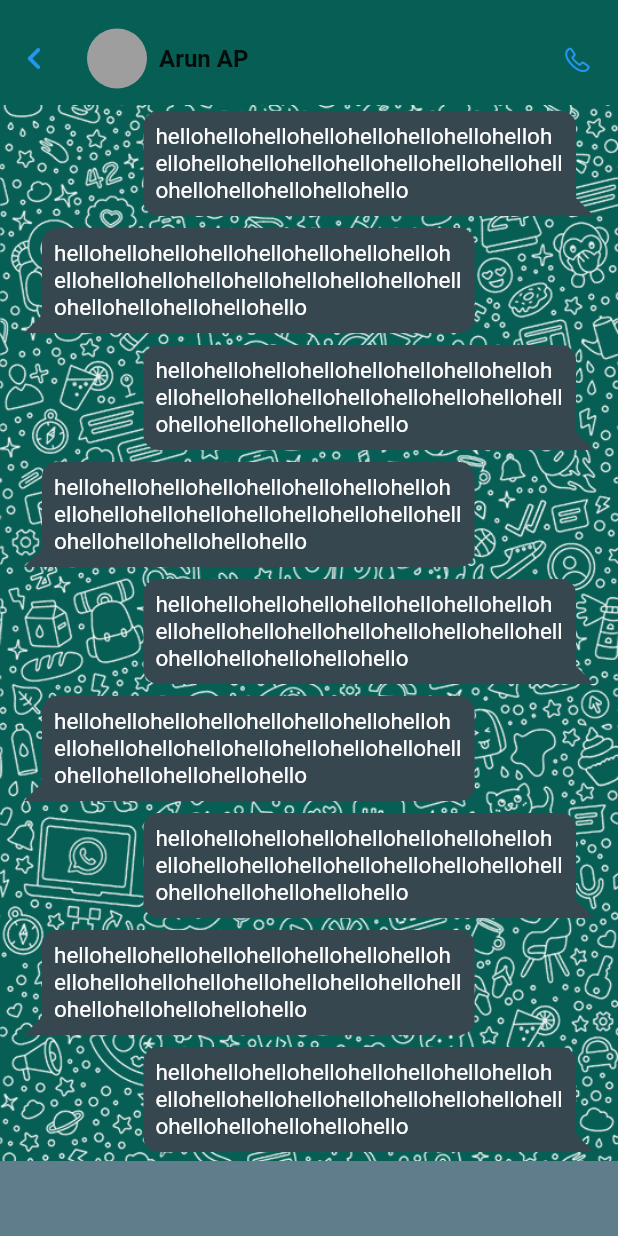
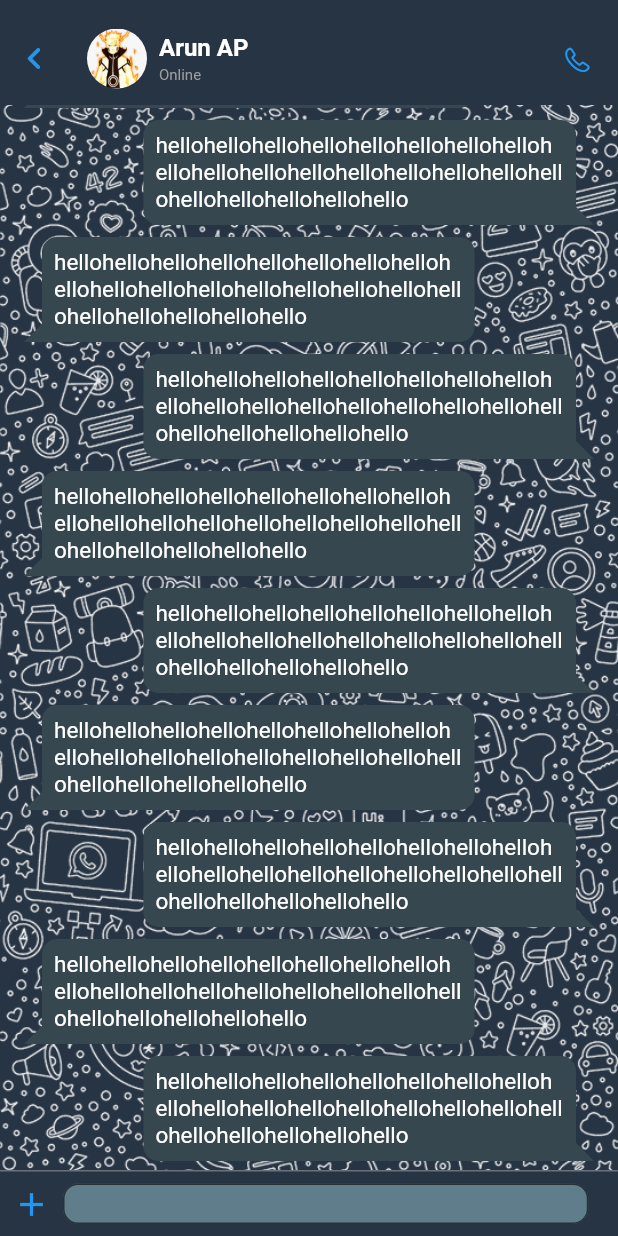
Before and after one commit to arunap2509/chat-app, a Flutter app: the screen it shows after launch, after a tap on an icon or button, on a phone screen of 412 x 824 dp. Run offline on Flutter 3.47's test engine with Material 2 defaults, Android fonts, the phone set to English and light mode, and no system bars; our stand-ins replace visibility_detector.

Commit message:
added chat input and changed the unread text color

```diff
--- a/lib/chat_screen.dart
+++ b/lib/chat_screen.dart
@@ -13,6 +13,27 @@ class ChatScreen extends StatefulWidget {
 }
 
 class _ChatScreenState extends State<ChatScreen> {
+  late TextEditingController textingController;
+
+  @override
+  void initState() {
+    textingController = TextEditingController()
+      ..addListener(() {
+        setState(() {});
+      });
+    super.initState();
+  }
+
+  @override
+  void dispose() {
+    textingController.dispose();
+    super.dispose();
+  }
+
+  void _handleMessageInput() {
+    textingController.clear();
+  }
+
   @override
   Widget build(BuildContext context) {
     return Scaffold(
@@ -22,12 +43,127 @@ class _ChatScreenState extends State<ChatScreen> {
           children: [
             chatHeader(context),
             chatSpace(),
-            Container(
-              height: 50,
-              width: double.maxFinite,
-              color: Colors.blueGrey,
+            chatInput(context),
+          ],
+        ),
+      ),
+    );
+  }
+
+  Container chatInput(BuildContext context) {
+    return Container(
+      width: double.maxFinite,
+      decoration: const BoxDecoration(
+        border: Border(
+          top: BorderSide(
+            width: 1,
+            color: Colors.white30,
+          ),
+        ),
+      ),
+      constraints: const BoxConstraints(
+        maxHeight: 120,
+      ),
+      child: chatInputItems(context),
+    );
+  }
+
+  Row chatInputItems(BuildContext context) {
+    return Row(
+      crossAxisAlignment: CrossAxisAlignment.end,
+      children: [
+        const SizedBox(
+          width: 8,
+        ),
+        chatPhoneAccessorMenu(),
+        const SizedBox(
+          width: 8,
+        ),
+        chatInputField(context),
+        const SizedBox(
+          width: 8,
+        ),
+        if (textingController.text.isNotEmpty) chatSubmitBtn(context),
+      ],
+    );
+  }
+
+  Padding chatPhoneAccessorMenu() {
+    return Padding(
+      padding: const EdgeInsets.only(bottom: 8.0),
+      child: GestureDetector(
+        onTap: () {},
+        child: const Icon(
+          Icons.add,
+          color: Colors.blue,
+          size: 26,
+          fill: 0.5,
+        ),
+      ),
+    );
+  }
+
+  GestureDetector chatSubmitBtn(BuildContext context) {
+    return GestureDetector(
+      onTap: () {
+        FocusScope.of(context).unfocus();
+        _handleMessageInput();
+      },
+      child: Padding(
+        padding: const EdgeInsets.only(bottom: 8.0),
+        child: Container(
+          width: 30,
+          height: 30,
+          decoration: BoxDecoration(
+            borderRadius: BorderRadius.circular(20),
+            color: Colors.blue,
+          ),
+          child: const Icon(
+            Icons.send,
+            color: Colors.white,
+            size: 16,
+          ),
+        ),
+      ),
+    );
+  }
+
+  Padding chatInputField(BuildContext context) {
+    return Padding(
+      padding: const EdgeInsets.only(top: 8.0, bottom: 8.0),
+      child: SizedBox(
+        width: MediaQuery.of(context).size.width *
+            (textingController.text.isNotEmpty ? 0.75 : 0.85),
+        child: TextField(
+          onChanged: (value) {
+            setState(() {});
+          },
+          // onEditingComplete: _handleMessageInput, this is a multiline keyboard, so it shows only return
+          controller: textingController,
+          minLines: 1,
+          maxLines: null,
+          keyboardType: TextInputType.multiline,
+          style: const TextStyle(
+            color: Colors.white,
+          ),
+          decoration: InputDecoration(
+            fillColor: Colors.blueGrey,
+            filled: true,
+            contentPadding: const EdgeInsets.all(4),
+            isDense: true,
+            border: OutlineInputBorder(
+              borderSide: const BorderSide(
+                color: Colors.blueGrey,
+              ),
+              borderRadius: BorderRadius.circular(10),
             ),
-          ],
+            focusedBorder: OutlineInputBorder(
+              borderSide: const BorderSide(
+                color: Colors.blueGrey,
+              ),
+              borderRadius: BorderRadius.circular(10),
+            ),
+          ),
         ),
       ),
     );
@@ -43,8 +179,9 @@ class _ChatScreenState extends State<ChatScreen> {
           ),
         ),
         child: ListView.builder(
-          itemCount: 10,
+          itemCount: 20,
           padding: const EdgeInsets.only(left: 12, bottom: 2, right: 12),
+          reverse: true,
           itemBuilder: (context, index) {
             return ChatBox(type: index % 2 == 0 ? "sent" : "received");
           },
@@ -78,33 +215,7 @@ class _ChatScreenState extends State<ChatScreen> {
             const SizedBox(
               width: 20,
             ),
-            Row(
-              children: [
-                Container(
-                  height: 40,
-                  width: 40,
-                  decoration: BoxDecoration(
-                    borderRadius: BorderRadius.circular(20),
-                    color: Colors.grey,
-                  ),
-                ),
-                const SizedBox(
-                  width: 8,
-                ),
-                SizedBox(
-                  width: MediaQuery.of(context).size.width * 0.6,
-                  child: Text(
-                    widget.name,
-                    style: const TextStyle(
-                      fontSize: 16,
-                      fontWeight: FontWeight.w700,
-                    ),
-                    overflow: TextOverflow.ellipsis,
-                    maxLines: 1,
-                  ),
-                ),
-              ],
-            ),
+            chatHeaderUserInfo(context),
             const Spacer(),
             Container(
               height: 30,
@@ -121,4 +232,57 @@ class _ChatScreenState extends State<ChatScreen> {
       ),
     );
   }
+
+  Row chatHeaderUserInfo(BuildContext context) {
+    return Row(
+      children: [
+        Container(
+          height: 40,
+          width: 40,
+          decoration: BoxDecoration(
+            image: const DecorationImage(
+              image: AssetImage("assets/images/naruto.jpeg"),
+              fit: BoxFit.cover,
+            ),
+            borderRadius: BorderRadius.circular(20),
+          ),
+        ),
+        const SizedBox(
+          width: 8,
+        ),
+        Column(
+          mainAxisAlignment: MainAxisAlignment.center,
+          children: [
+            Container(
+              padding: const EdgeInsets.only(bottom: 3),
+              width: MediaQuery.of(context).size.width * 0.6,
+              child: Text(
+                widget.name,
+                style: const TextStyle(
+                  fontSize: 16,
+                  fontWeight: FontWeight.w700,
+                  color: Colors.white,
+                ),
+                overflow: TextOverflow.ellipsis,
+                maxLines: 1,
+              ),
+            ),
+            SizedBox(
+              width: MediaQuery.of(context).size.width * 0.6,
+              child: const Text(
+                "Online",
+                style: TextStyle(
+                  fontSize: 10,
+                  fontWeight: FontWeight.normal,
+                  color: Colors.grey,
+                ),
+                overflow: TextOverflow.ellipsis,
+                maxLines: 1,
+              ),
+            ),
+          ],
+        ),
+      ],
+    );
+  }
 }
--- a/lib/colors.dart
+++ b/lib/colors.dart
@@ -1,7 +1,7 @@
 import 'package:flutter/material.dart';
 
 const Color appBackgroundColor = Colors.black87;
-Color headerColor = HexColor("075e54");
+Color headerColor = HexColor("273443");
 
 class HexColor extends Color {
   static int _getColorFromHex(String hexColor) {
--- a/lib/home_screen.dart
+++ b/lib/home_screen.dart
@@ -96,7 +96,12 @@ class _HomeScreenState extends State<HomeScreen> {
           ),
         ),
       ),
-      bottomNavigationBar: BottomNavigationBar(
+      bottomNavigationBar: Theme(
+        data: Theme.of(context).copyWith(
+          splashColor: Colors.transparent,
+          highlightColor: Colors.transparent,
+        ),
+        child: BottomNavigationBar(
           items: const [
             BottomNavigationBarItem(
               label: "Chats",
@@ -116,6 +121,7 @@ class _HomeScreenState extends State<HomeScreen> {
           showSelectedLabels: false,
           unselectedItemColor: Colors.grey.shade600,
         ),
+      ),
     );
   }
 
@@ -123,7 +129,8 @@ class _HomeScreenState extends State<HomeScreen> {
     return VisibilityDetector(
       key: const Key("chat-app-header"),
       onVisibilityChanged: (info) {
-        handleShowTabBarTitle(info.visibleFraction == 0);
+        var visiblePercentage = info.visibleFraction * 100;
+        handleShowTabBarTitle(visiblePercentage == 0);
       },
       child: Row(
         children: const [
@@ -161,12 +168,12 @@ class _HomeScreenState extends State<HomeScreen> {
   Widget getChatListView() {
     return ListView.builder(
       scrollDirection: Axis.vertical,
-      itemCount: 40,
+      itemCount: 4,
       shrinkWrap: true,
       physics: const ClampingScrollPhysics(),
       itemBuilder: (context, index) {
         var maxWidth = MediaQuery.of(context).size.width;
-        var dummyName = dummyNames[random.nextInt(dummyNames.length)];
+        var dummyName = dummyNames[index];
         return GestureDetector(
           onTap: () {
             Navigator.push(
@@ -250,11 +257,11 @@ class _HomeScreenState extends State<HomeScreen> {
       children: [
         SizedBox(
           width: (maxWidth - 70) * 0.80,
-          child: const Text(
+          child: Text(
             "hey there, long time no see, acvhlshlvbldbvfblbvbvlbvsvdbvlbblfblfbvbvbvfsdvlbfsvjbffrbzdbsbbljb",
             style: TextStyle(
-              color: Colors.white54,
-              fontWeight: FontWeight.w300,
+              color: (index % 2 != 0) ? Colors.blue : Colors.white54,
+              fontWeight: (index % 2 != 0) ? FontWeight.w500 : FontWeight.w300,
               fontSize: 13,
               height: 1.3,
             ),
```
Also changed, not shown: assets/images/naruto.jpeg (added). Lines whose indentation alone changed are shown as unchanged.
